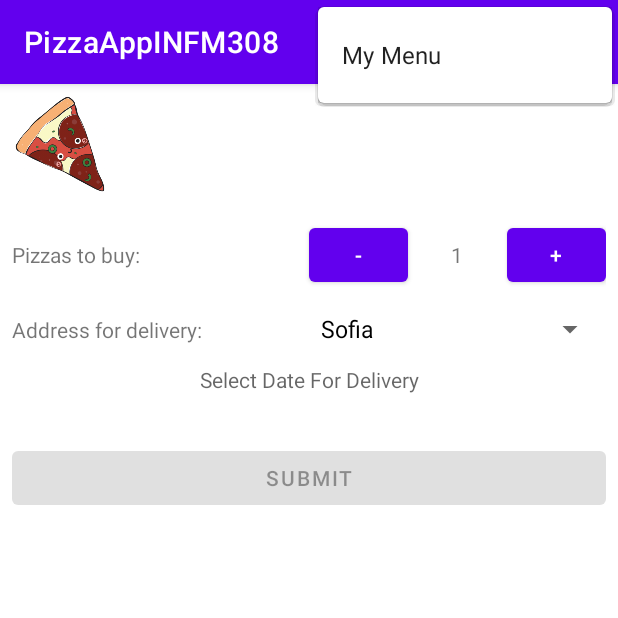
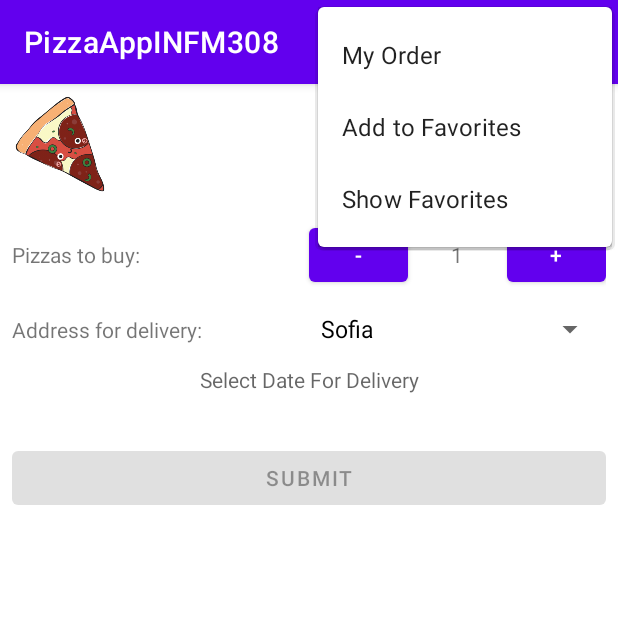
Before and after one commit to aleksgeyman/pizza-app, an Android app: the PizzaOrderActivity screen opened directly, with no data from a screen before it, with the options menu open, on a phone screen of 412 x 824 dp, the top half of it. Run offline under Robolectric (Android 15) with nearby library versions, the phone set to English and light mode, and no system bars.

Commit message:
Added menu and updated pizzas.

```diff
--- a/app/src/main/res/menu/main_menu.xml
+++ b/app/src/main/res/menu/main_menu.xml
@@ -2,8 +2,17 @@
 <menu xmlns:android="http://schemas.android.com/apk/res/android"
     xmlns:app="http://schemas.android.com/apk/res-auto">
 
-    <item android:id="@+id/menu"
-        android:title="My Menu"
+    <item
+        android:id="@+id/menu_order"
+        android:title="@string/menu_my_order"
+        app:showAsAction="never" />
+    <item
+        android:id="@+id/menu_add_to_fav"
+        android:title="@string/menu_add_to_favorites"
+        app:showAsAction="never" />
+    <item
+        android:id="@+id/menu_show_fav"
+        android:title="@string/menu_show_favorites"
         app:showAsAction="never" />
 
 </menu>
--- a/app/src/main/res/values/strings.xml
+++ b/app/src/main/res/values/strings.xml
@@ -10,6 +10,9 @@
     <string name="address_text">Address for delivery:</string>
     <string name="select_date_title">Select Date For Delivery</string>
     <string name="submit_button_title">SUBMIT</string>
+    <string name="menu_my_order">My Order</string>
+    <string name="menu_add_to_favorites">Add to Favorites</string>
+    <string name="menu_show_favorites">Show Favorites</string>
     <string-array name="cities_array">
         <item>Sofia</item>
         <item>Plovdiv</item>
```
Also changed, not shown: app/src/main/assets/pizzas.json (+35 -0 lines), app/src/main/java/com/example/f102258/data/DatabaseHandler.kt (added, +101 -0 lines).
